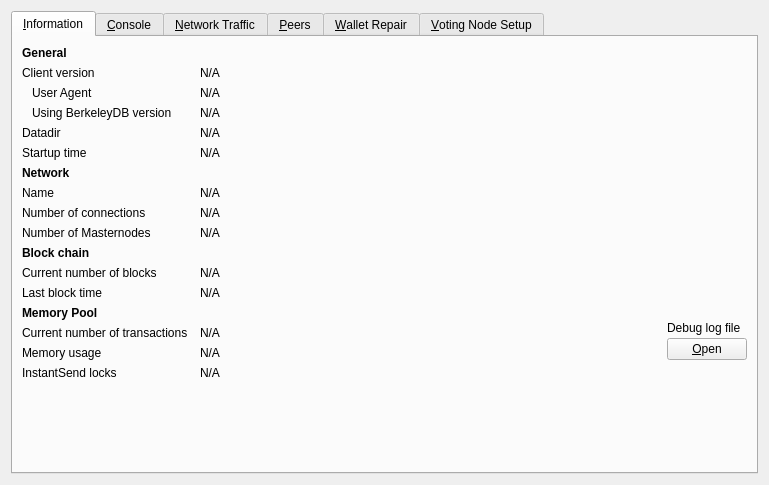
Old version of the form src/qt/forms/debugwindow.ui in the repository HistoriaOffical/historia.
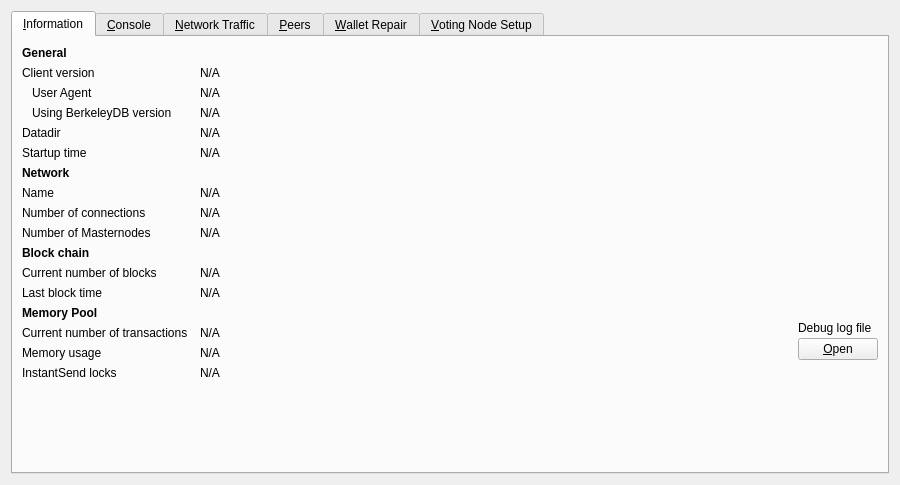
New version of the form. Icons and pictures are not drawn. Custom widgets are drawn as their Qt base class.

Commit message: Add identity checking to voting page

Patch:
```diff
--- a/src/qt/forms/debugwindow.ui
+++ b/src/qt/forms/debugwindow.ui
@@ -6,7 +6,7 @@
    <rect>
     <x>0</x>
     <y>0</y>
-    <width>769</width>
+    <width>900</width>
     <height>485</height>
    </rect>
   </property>
```
The commit also changes 1 other file.
